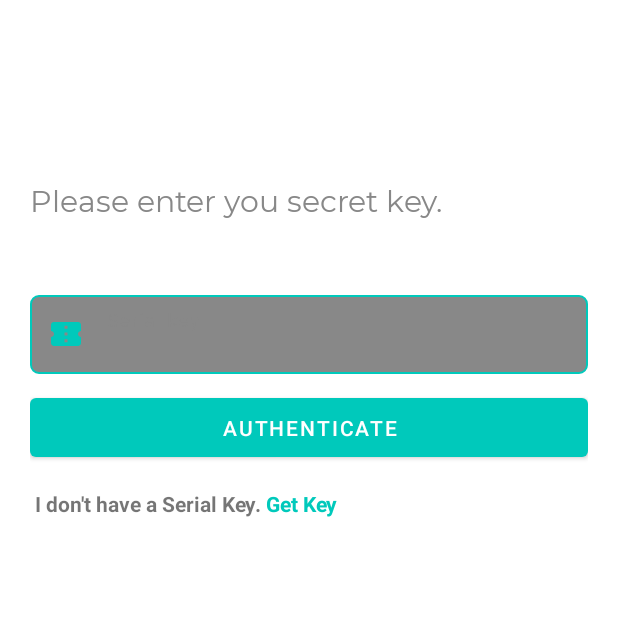
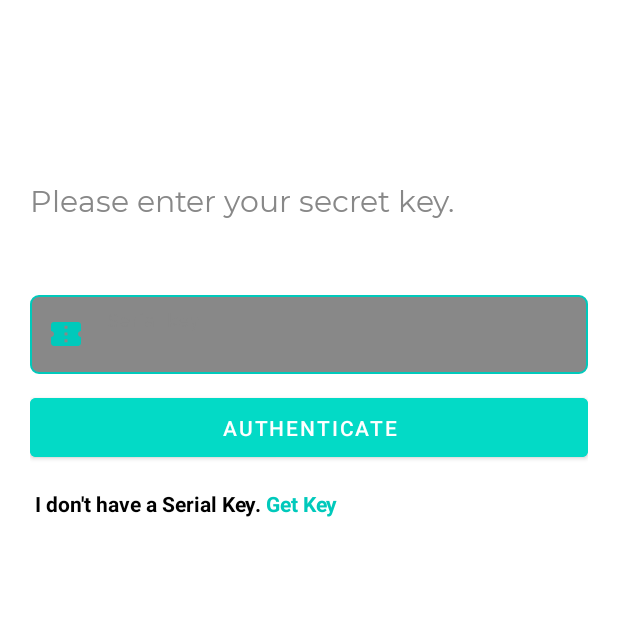
Before and after one commit to vekron1207/Major_Final, an Android app: the HaveKeyActivity screen opened directly, with no data from a screen before it, on a phone screen of 412 x 824 dp, the top half of it. Run offline under Robolectric (Android 15) with nearby library versions, the phone set to English and light mode, and no system bars; our stand-ins replace Firebase (no records; nobody signed in at launch, a user with empty details on screens opened directly); libraries missing offline, so code that uses them is left out: com.jakewharton.rxbinding2; 2 statements that could not run were skipped.

Commit message:
Small Bug Fixes

```diff
--- a/Authenti-Kator-2.0/app/src/main/AndroidManifest.xml
+++ b/Authenti-Kator-2.0/app/src/main/AndroidManifest.xml
@@ -1,6 +1,10 @@
 <?xml version="1.0" encoding="utf-8"?>
 <manifest xmlns:android="http://schemas.android.com/apk/res/android"
     xmlns:tools="http://schemas.android.com/tools">
+
+    <uses-feature
+        android:name="android.hardware.camera"
+        android:required="false" />
 
     <uses-permission android:name="android.permission.CAMERA" />
     <uses-permission android:name="android.permission.INTERNET"/>
@@ -13,7 +17,7 @@
         android:label="@string/app_name"
         android:roundIcon="@mipmap/ic_launcher_round"
         android:supportsRtl="true"
-        android:theme="@style/Theme.AuthentiKator20"
+        android:theme="@style/AppTheme"
         tools:targetApi="31">
         <activity
             android:name=".view.ScannerActivity"
--- a/Authenti-Kator-2.0/app/src/main/res/layout/activity_have_key.xml
+++ b/Authenti-Kator-2.0/app/src/main/res/layout/activity_have_key.xml
@@ -23,6 +23,7 @@
             android:layout_height="wrap_content"
             android:layout_marginTop="50dp"
             android:hint="@string/serial_key"
+            android:imeOptions="actionGo"
             style="@style/TextInputLayout"
             app:layout_constraintEnd_toEndOf="parent"
             app:layout_constraintStart_toStartOf="parent"
@@ -45,7 +46,8 @@
         app:layout_constraintBottom_toTopOf="@id/tv_have_key"
         android:text="@string/authenticate_btn_str"
         android:padding="10dp"
-        android:layout_marginTop="10dp"/>
+        android:layout_marginTop="10dp"
+        android:backgroundTint="@color/secondaryColor"/>
 
     <TextView
         android:id="@+id/tv_have_key"
--- a/Authenti-Kator-2.0/app/src/main/res/layout/activity_login.xml
+++ b/Authenti-Kator-2.0/app/src/main/res/layout/activity_login.xml
@@ -36,6 +36,7 @@
         android:layout_height="wrap_content"
         android:layout_marginTop="50dp"
         android:hint="@string/login_email"
+        android:imeOptions="actionNext"
         style="@style/TextInputLayout"
         app:layout_constraintEnd_toEndOf="parent"
         app:layout_constraintStart_toStartOf="parent"
@@ -56,6 +57,7 @@
         android:layout_height="wrap_content"
         android:layout_marginTop="15dp"
         android:hint="@string/enter_password"
+        android:imeOptions="actionGo"
         app:layout_constraintEnd_toEndOf="parent"
         app:layout_constraintStart_toStartOf="parent"
         app:layout_constraintTop_toBottomOf="@+id/til_email"
--- a/Authenti-Kator-2.0/app/src/main/res/values/colors.xml
+++ b/Authenti-Kator-2.0/app/src/main/res/values/colors.xml
@@ -10,4 +10,16 @@
     <color name="primary_color">#00c9bb</color>
     <color name="grey">#888888</color>
     <color name="grey_light">#F0F0F0</color>
+
+    <!-- app/src/main/res/values/colors.xml -->
+
+    <color name="primaryColor">#6200EE</color>
+    <color name="secondaryColor">#03DAC6</color>
+    <color name="onPrimaryColor">#FFFFFF</color>
+    <color name="secondaryColorVariant">#018786</color>
+    <color name="onSecondaryColor">#000000</color>
+    <color name="primaryColorVariant">#3700B3</color>
+    <color name="textColor">#000000</color>
+
+
 </resources>
--- a/Authenti-Kator-2.0/app/src/main/res/values/strings.xml
+++ b/Authenti-Kator-2.0/app/src/main/res/values/strings.xml
@@ -13,7 +13,7 @@
     <string name="login_sub_title">
         <font color="#00C9BB"><b>Login</b></font> if you already have an account with us.
     </string>
-    <string name="login_email">Enter Email or username</string>
+    <string name="login_email">Enter Email</string>
     <string name="enter_password">Enter Password</string>
     <string name="login_forgot_pw">Forgot Password?</string>
     <string name="login_havent_account">
@@ -45,7 +45,7 @@
         I don\'t have a key. <font color="#00C9BB"><b>Get Key</b></font>
     </string>
     <string name="home_title">Welcome to the <font color="#00C9BB">Authenticator</font>, Let\'s get you started.</string>
-    <string name="serialKey_title">Please enter you secret key.</string>
+    <string name="serialKey_title">Please enter your secret key.</string>
     <string name="serial_key">Serial key</string>
     <string name="serial_key_not_have">
         I don\'t have a Serial Key. <font color="#00C9BB"><b>Get Key</b></font>
--- /dev/null
+++ b/Authenti-Kator-2.0/app/src/main/res/values/styles.xml
@@ -0,0 +1,14 @@
+<!-- app/src/main/res/values/styles.xml -->
+<resources>
+    <!-- Base application theme. -->
+    <style name="AppTheme" parent="Theme.MaterialComponents.Light.NoActionBar">
+        <!-- Customize your theme here. -->
+        <item name="colorPrimary">@color/primaryColor</item>
+        <item name="colorPrimaryVariant">@color/primaryColorVariant</item>
+        <item name="colorOnPrimary">@color/onPrimaryColor</item>
+        <item name="colorSecondary">@color/secondaryColor</item>
+        <item name="colorSecondaryVariant">@color/secondaryColorVariant</item>
+        <item name="colorOnSecondary">@color/onSecondaryColor</item>
+        <item name="android:textColor">@color/textColor</item>
+    </style>
+</resources>
```
